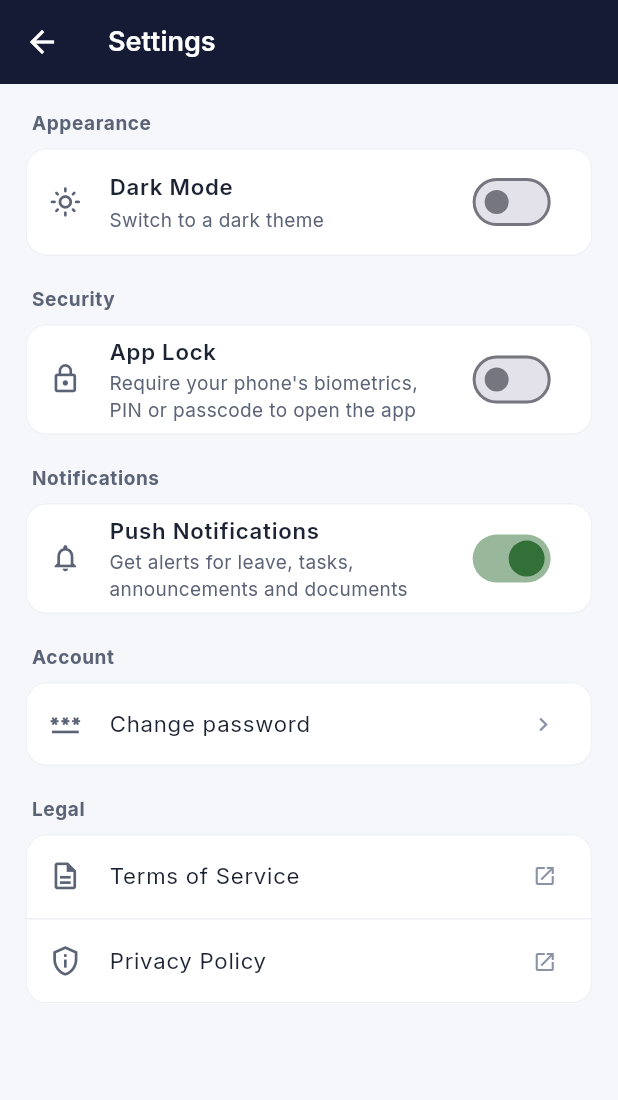
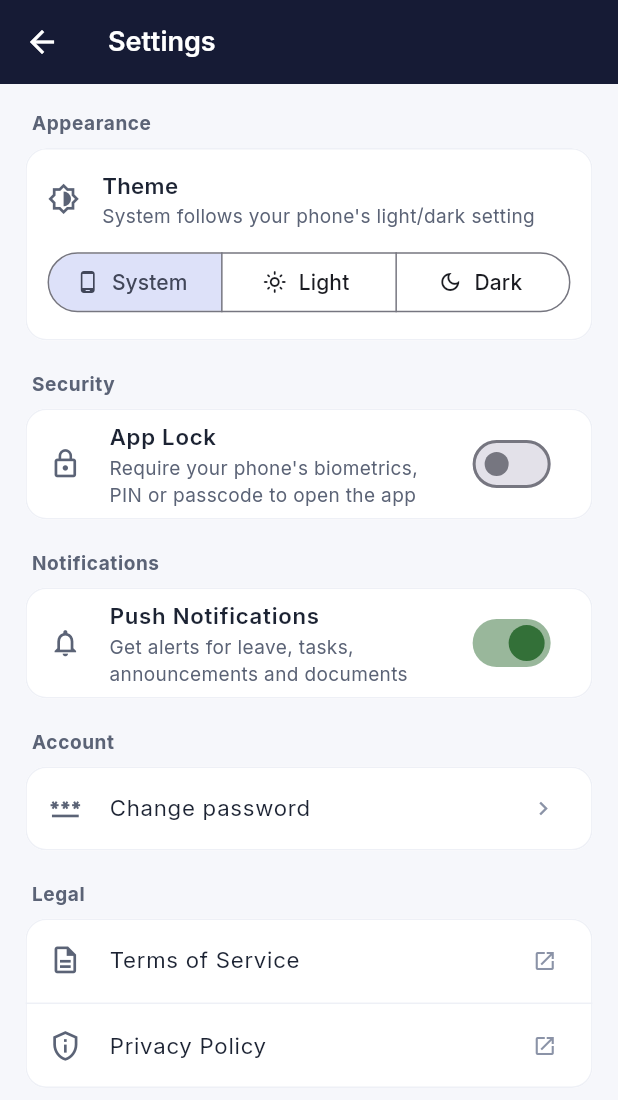
Before and after one commit to speshwaysspl/HRMS, a Flutter app: the SettingsScreen screen opened directly, on a phone screen of 412 x 824 dp. Shown: the top 1100 px of the screen. Run offline on Flutter 3.47's test engine with Material 3 defaults, Android fonts, the phone set to English and light mode, and no system bars; our stand-ins replace dio, file_picker, firebase_core, firebase_messaging, flutter_local_notifications, flutter_map and 8 more; missing offline and left inert: quick_actions; accounts and stored records are empty; network calls fail; statements that could not run were skipped.

Commit message:
Theme mode: System default with Light/Dark override, whole-app rebuild
Co-Authored-By: Claude Sonnet 5 <noreply@anthropic.com>

```diff
--- a/mobile/lib/main.dart
+++ b/mobile/lib/main.dart
@@ -13,18 +13,6 @@ import 'widgets/app_lock_gate.dart';
 Future<void> main() async {
   WidgetsFlutterBinding.ensureInitialized();
   await AppSettings.init();
-  // Neutral colours are read straight from AppColors (not via Theme), so a
-  // theme flip must rebuild every element once the new theme is applied.
-  AppSettings.darkMode.addListener(() {
-    WidgetsBinding.instance.addPostFrameCallback((_) {
-      void rebuild(Element e) {
-        e.markNeedsBuild();
-        e.visitChildren(rebuild);
-      }
-      WidgetsBinding.instance.rootElement?.visitChildren(rebuild);
-    });
-    WidgetsBinding.instance.scheduleFrame();
-  });
   try {
     await PushService.instance.initFirebase();
   } catch (e) {
@@ -34,8 +22,55 @@ Future<void> main() async {
   runApp(const SpeshwayApp());
 }
 
-class SpeshwayApp extends StatelessWidget {
+/// Neutral colours are read straight from AppColors (not only via Theme), so
+/// a light/dark flip rebuilds every element once the new theme is applied —
+/// the whole app switches, not just the screen in front.
+void rebuildEntireApp() {
+  void rebuild(Element e) {
+    e.markNeedsBuild();
+    e.visitChildren(rebuild);
+  }
+
+  WidgetsBinding.instance.addPostFrameCallback(
+      (_) => WidgetsBinding.instance.rootElement?.visitChildren(rebuild));
+  WidgetsBinding.instance.scheduleFrame();
+}
+
+class SpeshwayApp extends StatefulWidget {
   const SpeshwayApp({super.key});
+
+  @override
+  State<SpeshwayApp> createState() => _SpeshwayAppState();
+}
+
+class _SpeshwayAppState extends State<SpeshwayApp> with WidgetsBindingObserver {
+  @override
+  void initState() {
+    super.initState();
+    WidgetsBinding.instance.addObserver(this);
+    AppSettings.themeMode.addListener(rebuildEntireApp);
+  }
+
+  @override
+  void dispose() {
+    AppSettings.themeMode.removeListener(rebuildEntireApp);
+    WidgetsBinding.instance.removeObserver(this);
+    super.dispose();
+  }
+
+  // Phone switched between light/dark while "System" is selected.
+  @override
+  void didChangePlatformBrightness() {
+    if (AppSettings.themeMode.value == ThemeMode.system) {
+      setState(() {});
+      rebuildEntireApp();
+    }
+  }
+
+  bool _isDark(ThemeMode mode) =>
+      mode == ThemeMode.dark ||
+      (mode == ThemeMode.system &&
+          WidgetsBinding.instance.platformDispatcher.platformBrightness == Brightness.dark);
 
   @override
   Widget build(BuildContext context) {
@@ -44,16 +79,14 @@ class SpeshwayApp extends StatelessWidget {
         ChangeNotifierProvider(create: (_) => AuthProvider()),
         Provider(create: (_) => DataCaches()),
       ],
-      child: ValueListenableBuilder<bool>(
-        valueListenable: AppSettings.darkMode,
-        builder: (context, dark, _) => MaterialApp(
+      child: ValueListenableBuilder<ThemeMode>(
+        valueListenable: AppSettings.themeMode,
+        builder: (context, mode, _) => MaterialApp(
           title: 'Speshway',
           debugShowCheckedModeBanner: false,
           navigatorKey: appNavigatorKey,
-        theme: AppTheme.build(dark: dark),
-        scrollBehavior: const MaterialScrollBehavior().copyWith(
-          scrollbars: false,
-        ),
+          theme: AppTheme.build(dark: _isDark(mode)),
+          scrollBehavior: const MaterialScrollBehavior().copyWith(scrollbars: false),
           builder: (context, child) =>
               clampTextScale(context, AppLockGate(child: child ?? const SizedBox.shrink())),
           home: const SplashScreen(),
--- a/mobile/lib/screens/employee/announcements_screen.dart
+++ b/mobile/lib/screens/employee/announcements_screen.dart
@@ -173,7 +173,7 @@ class _AnnouncementCard extends StatelessWidget {
                                 style: TextStyle(
                                   fontSize: context.sp(14.5),
                                   fontWeight: FontWeight.w800,
-                                  color: const Color(0xFF0F172A),
+                                  color: AppColors.ink,
                                   height: 1.3,
                                 ),
                               ),
--- a/mobile/lib/screens/employee/attendance_screen.dart
+++ b/mobile/lib/screens/employee/attendance_screen.dart
@@ -660,9 +660,9 @@ class _AttendanceScreenState extends State<AttendanceScreen> with WidgetsBinding
           if (_workMode != null)
             _summaryRow(Icons.apartment_rounded, Color(0xFF9333EA), AppColors.tint(AppColors.tint(const Color(0xFFF3E8FF))), 'Work Mode', _workMode == 'home' ? 'Home' : 'Office'),
           if (checkInLocation != null)
-            _summaryRow(Icons.location_on_outlined, const Color(0xFF0D9488), const Color(0xFFCCFBF1), 'Check-in Location', checkInLocation, wrap: true),
+            _summaryRow(Icons.location_on_outlined, const Color(0xFF0D9488), AppColors.tint(const Color(0xFFCCFBF1)), 'Check-in Location', checkInLocation, wrap: true),
           if (checkOutLocation != null)
-            _summaryRow(Icons.location_on_outlined, const Color(0xFF0D9488), const Color(0xFFCCFBF1), 'Check-out Location', checkOutLocation, wrap: true),
+            _summaryRow(Icons.location_on_outlined, const Color(0xFF0D9488), AppColors.tint(const Color(0xFFCCFBF1)), 'Check-out Location', checkOutLocation, wrap: true),
         ],
       ),
     );
--- a/mobile/lib/screens/settings_screen.dart
+++ b/mobile/lib/screens/settings_screen.dart
@@ -119,19 +119,45 @@ class _SettingsScreenState extends State<SettingsScreen> {
         children: [
           _sectionLabel(context, 'Appearance'),
           _Card(
-            child: ValueListenableBuilder<bool>(
-              valueListenable: AppSettings.darkMode,
-              builder: (_, dark, _) => SwitchListTile(
-                value: dark,
-                onChanged: AppSettings.setDarkMode,
-                secondary: Icon(dark ? Icons.dark_mode_outlined : Icons.light_mode_outlined,
-                    color: AppColors.inkMuted, size: context.r(22)),
-                title: Text('Dark Mode', style: TextStyle(fontSize: context.sp(14), fontWeight: FontWeight.w600, color: AppColors.ink)),
-                subtitle: Text(
-                  dark ? 'Dark theme is on' : 'Switch to a dark theme',
-                  style: TextStyle(fontSize: context.sp(12), color: AppColors.inkMuted),
+            child: ValueListenableBuilder<ThemeMode>(
+              valueListenable: AppSettings.themeMode,
+              builder: (_, mode, _) => Padding(
+                padding: EdgeInsets.all(context.w(14)),
+                child: Column(
+                  crossAxisAlignment: CrossAxisAlignment.start,
+                  children: [
+                    Row(
+                      children: [
+                        Icon(Icons.brightness_6_outlined, color: AppColors.inkMuted, size: context.r(22)),
+                        SizedBox(width: context.w(14)),
+                        Expanded(
+                          child: Column(
+                            crossAxisAlignment: CrossAxisAlignment.start,
+                            children: [
+                              Text('Theme', style: TextStyle(fontSize: context.sp(14), fontWeight: FontWeight.w600, color: AppColors.ink)),
+                              Text("System follows your phone's light/dark setting",
+                                  style: TextStyle(fontSize: context.sp(12), color: AppColors.inkMuted)),
+                            ],
+                          ),
+                        ),
+                      ],
+                    ),
+                    SizedBox(height: context.h(12)),
+                    SizedBox(
+                      width: double.infinity,
+                      child: SegmentedButton<ThemeMode>(
+                        showSelectedIcon: false,
+                        segments: const [
+                          ButtonSegment(value: ThemeMode.system, label: Text('System'), icon: Icon(Icons.phone_android, size: 16)),
+                          ButtonSegment(value: ThemeMode.light, label: Text('Light'), icon: Icon(Icons.light_mode_outlined, size: 16)),
+                          ButtonSegment(value: ThemeMode.dark, label: Text('Dark'), icon: Icon(Icons.dark_mode_outlined, size: 16)),
+                        ],
+                        selected: {mode},
+                        onSelectionChanged: (s) => AppSettings.setThemeMode(s.first),
+                      ),
+                    ),
+                  ],
                 ),
-                activeThumbColor: AppColors.accent600,
               ),
             ),
           ),
--- a/mobile/lib/services/app_settings.dart
+++ b/mobile/lib/services/app_settings.dart
@@ -1,4 +1,4 @@
-import 'package:flutter/foundation.dart';
+import 'package:flutter/material.dart';
 import 'package:shared_preferences/shared_preferences.dart';
 
 /// Device-local user preferences (not synced to the backend).
@@ -12,13 +12,14 @@ class AppSettings {
 
   static const _kAppLock = 'app_lock_enabled';
   static const _kNotifications = 'notifications_enabled';
-  static const _kDarkMode = 'dark_mode_enabled';
+  static const _kThemeMode = 'theme_mode';
 
   static final ValueNotifier<bool> appLockEnabled = ValueNotifier<bool>(false);
   static final ValueNotifier<bool> notificationsEnabled =
       ValueNotifier<bool>(true);
 
-  static final ValueNotifier<bool> darkMode = ValueNotifier<bool>(false);
+  /// Appearance: follows the phone's setting by default (also after login).
+  static final ValueNotifier<ThemeMode> themeMode = ValueNotifier<ThemeMode>(ThemeMode.system);
 
   static SharedPreferences? _prefs;
 
@@ -27,7 +28,11 @@ class AppSettings {
       _prefs = await SharedPreferences.getInstance();
       appLockEnabled.value = _prefs?.getBool(_kAppLock) ?? false;
       notificationsEnabled.value = _prefs?.getBool(_kNotifications) ?? true;
-      darkMode.value = _prefs?.getBool(_kDarkMode) ?? false;
+      themeMode.value = switch (_prefs?.getString(_kThemeMode)) {
+        'light' => ThemeMode.light,
+        'dark' => ThemeMode.dark,
+        _ => ThemeMode.system,
+      };
     } catch (e) {
       debugPrint('AppSettings.init failed: $e');
     }
@@ -43,8 +48,8 @@ class AppSettings {
     await _prefs?.setBool(_kNotifications, value);
   }
 
-  static Future<void> setDarkMode(bool value) async {
-    darkMode.value = value;
-    await _prefs?.setBool(_kDarkMode, value);
+  static Future<void> setThemeMode(ThemeMode mode) async {
+    themeMode.value = mode;
+    await _prefs?.setString(_kThemeMode, mode.name);
   }
 }
```
Also changed, not shown: mobile/lib/screens/employee/employee_home_screen.dart (+4 -4 lines), 1 other file. Lines whose indentation alone changed are shown as unchanged.
